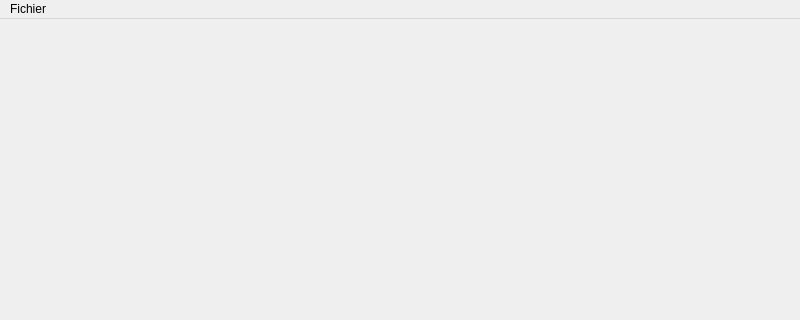
Qt form logiciel/client.ui (kbollini/dessin-realite-augmentee) before a commit; both pictures show x 0 to 800 and y 0 to 320 of the 800 by 600 pixel window.
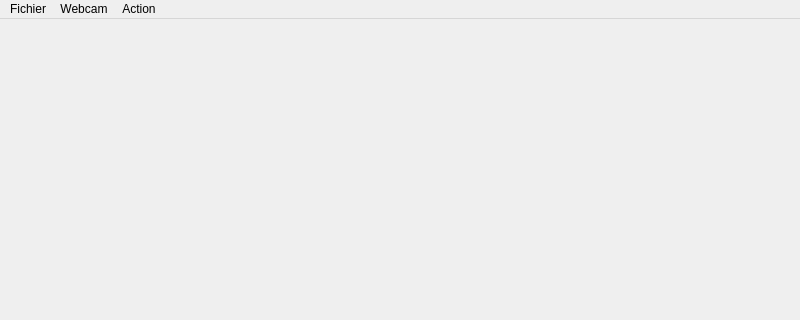
The same form after that commit.

Commit message: Ajout choix webcam et fonction demarrage.

```diff
--- a/logiciel/client.ui
+++ b/logiciel/client.ui
@@ -29,7 +29,21 @@
     </property>
     <addaction name="actionQuitter"/>
    </widget>
+   <widget class="QMenu" name="menuWebcam">
+    <property name="title">
+     <string>Webcam</string>
+    </property>
+   </widget>
+   <widget class="QMenu" name="menuAction">
+    <property name="title">
+     <string>Action</string>
+    </property>
+    <addaction name="actionD_marrer"/>
+    <addaction name="actionArr_ter"/>
+   </widget>
    <addaction name="menuFichier"/>
+   <addaction name="menuWebcam"/>
+   <addaction name="menuAction"/>
   </widget>
   <widget class="QStatusBar" name="statusbar"/>
   <action name="actionQuitter">
```
Left out of the diff: 10 changed lines with no effect on the pictures. The commit also changes 3 other files.
